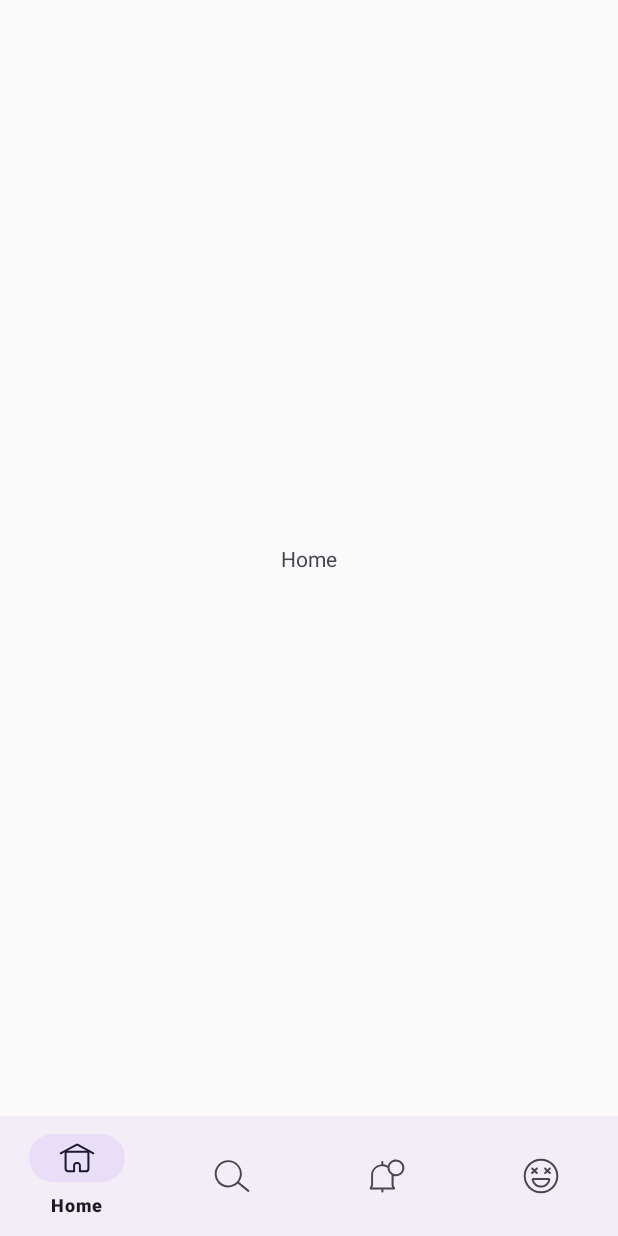
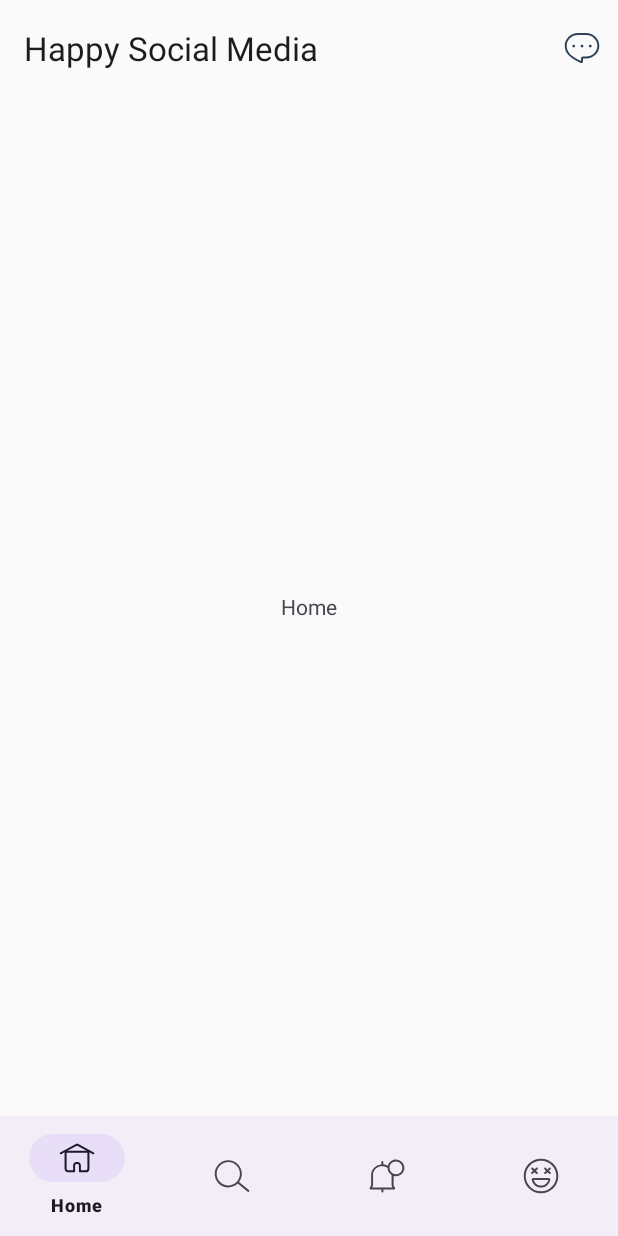
Before and after one commit to Bareq-altaamah/Happy_Social_Media, an Android app: the screen it shows after launch (MainActivity), on a phone screen of 412 x 824 dp. Run offline under Robolectric (Android 15) with nearby library versions, the light colour scheme and no system bars; our stand-ins replace Dagger/Hilt's generated code, Room's generated code, data binding, navigation-ui.

Commit message:
implement appbar

```diff
--- /dev/null
+++ b/app/src/main/res/drawable/ic_chat.xml
@@ -0,0 +1,8 @@
+<vector android:autoMirrored="true" android:height="24dp"
+    android:viewportHeight="64" android:viewportWidth="64"
+    android:width="24dp" xmlns:android="http://schemas.android.com/apk/res/android">
+    <path android:fillColor="#FF000000" android:pathData="M39.3,5.3H24.8C11.8,5.3 1.3,15.5 1.3,28c0,12.6 8.2,21.4 28.3,30.5c0.4,0.2 0.8,0.3 1.2,0.3c0.6,0 1.1,-0.2 1.6,-0.5c0.9,-0.6 1.4,-1.5 1.4,-2.5v-5h5.5c13,0 23.5,-10.2 23.5,-22.7C62.8,15.5 52.2,5.3 39.3,5.3zM39.3,47.2h-6c-1.7,0 -3,1.3 -3,3V55C11.9,46.6 4.8,39 4.8,28c0,-10.6 9,-19.2 20,-19.2h14.5c11,0 20,8.6 20,19.2S50.3,47.2 39.3,47.2z"/>
+    <path android:fillColor="#FF000000" android:pathData="M17.3,26.1c-1.4,0 -2.5,1.1 -2.5,2.5c0,1.4 1.1,2.5 2.5,2.5s2.5,-1.1 2.5,-2.5C19.8,27.2 18.7,26.1 17.3,26.1z"/>
+    <path android:fillColor="#FF000000" android:pathData="M32,26.1c-1.4,0 -2.5,1.1 -2.5,2.5c0,1.4 1.1,2.5 2.5,2.5s2.5,-1.1 2.5,-2.5C34.5,27.2 33.4,26.1 32,26.1z"/>
+    <path android:fillColor="#FF000000" android:pathData="M46.7,26.1c-1.4,0 -2.5,1.1 -2.5,2.5c0,1.4 1.1,2.5 2.5,2.5s2.5,-1.1 2.5,-2.5C49.2,27.2 48.1,26.1 46.7,26.1z"/>
+</vector>
--- a/app/src/main/res/layout/activity_main.xml
+++ b/app/src/main/res/layout/activity_main.xml
@@ -15,6 +15,22 @@
         android:background="@color/background_color"
         tools:context=".ui.main.MainActivity">
 
+        <com.google.android.material.appbar.AppBarLayout
+            android:id="@+id/appbar"
+            android:layout_width="match_parent"
+            android:layout_height="wrap_content"
+            app:layout_constraintTop_toTopOf="parent">
+
+            <com.google.android.material.appbar.MaterialToolbar
+                android:id="@+id/topAppBar"
+                android:layout_width="match_parent"
+                android:layout_height="?attr/actionBarSize"
+                app:title="@string/app_name"
+                android:background="@color/background_color"
+                app:menu="@menu/top_app_bar" />
+
+        </com.google.android.material.appbar.AppBarLayout>
+
         <androidx.fragment.app.FragmentContainerView
             android:id="@+id/fragment_host"
             android:name="androidx.navigation.fragment.NavHostFragment"
@@ -24,7 +40,7 @@
             app:layout_constraintBottom_toTopOf="@id/navigation"
             app:layout_constraintEnd_toEndOf="parent"
             app:layout_constraintStart_toStartOf="parent"
-            app:layout_constraintTop_toTopOf="parent"
+            app:layout_constraintTop_toBottomOf="@id/appbar"
             app:navGraph="@navigation/nav_graph" />
 
         <com.google.android.material.bottomnavigation.BottomNavigationView
--- /dev/null
+++ b/app/src/main/res/menu/top_app_bar.xml
@@ -0,0 +1,11 @@
+<?xml version="1.0" encoding="utf-8"?>
+<menu xmlns:android="http://schemas.android.com/apk/res/android"
+    xmlns:app="http://schemas.android.com/apk/res-auto">
+    <item
+        android:id="@+id/chat"
+        android:title="@string/chat"
+        android:contentDescription="@string/chat"
+        android:icon="@drawable/ic_chat"
+        app:iconTint="@color/shade_primary_color"
+        app:showAsAction="always" />
+</menu>
--- a/app/src/main/res/values/strings.xml
+++ b/app/src/main/res/values/strings.xml
@@ -1,3 +1,4 @@
 <resources>
     <string name="app_name">Happy Social Media</string>
+    <string name="chat">Chat</string>
 </resources>
```
